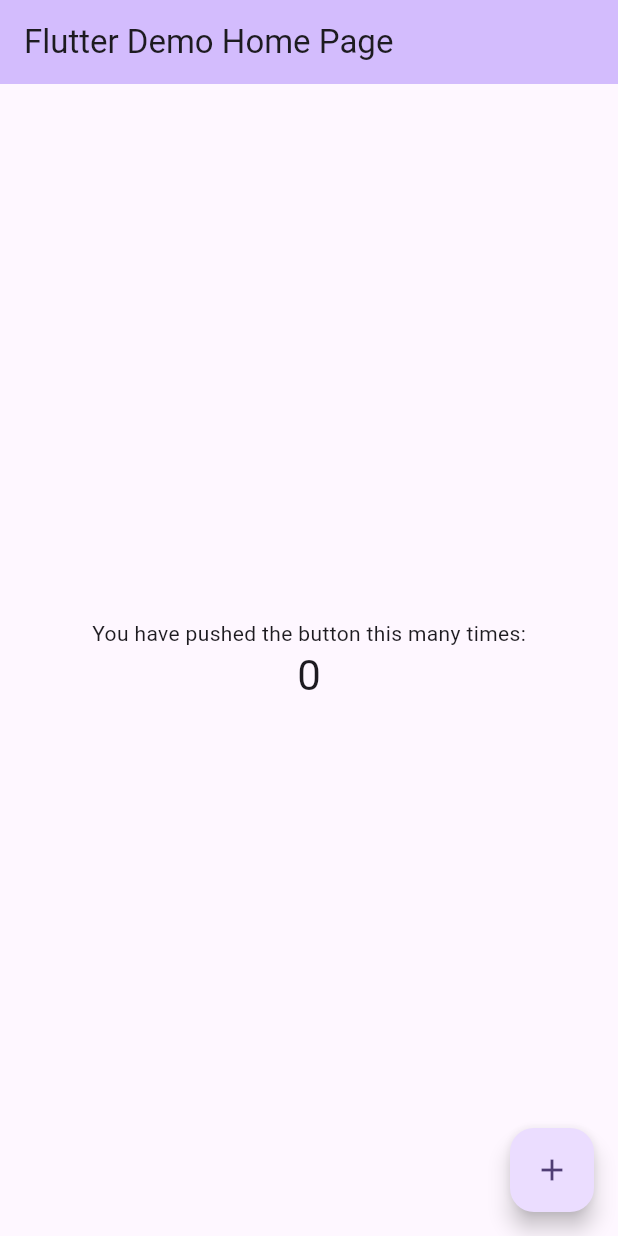
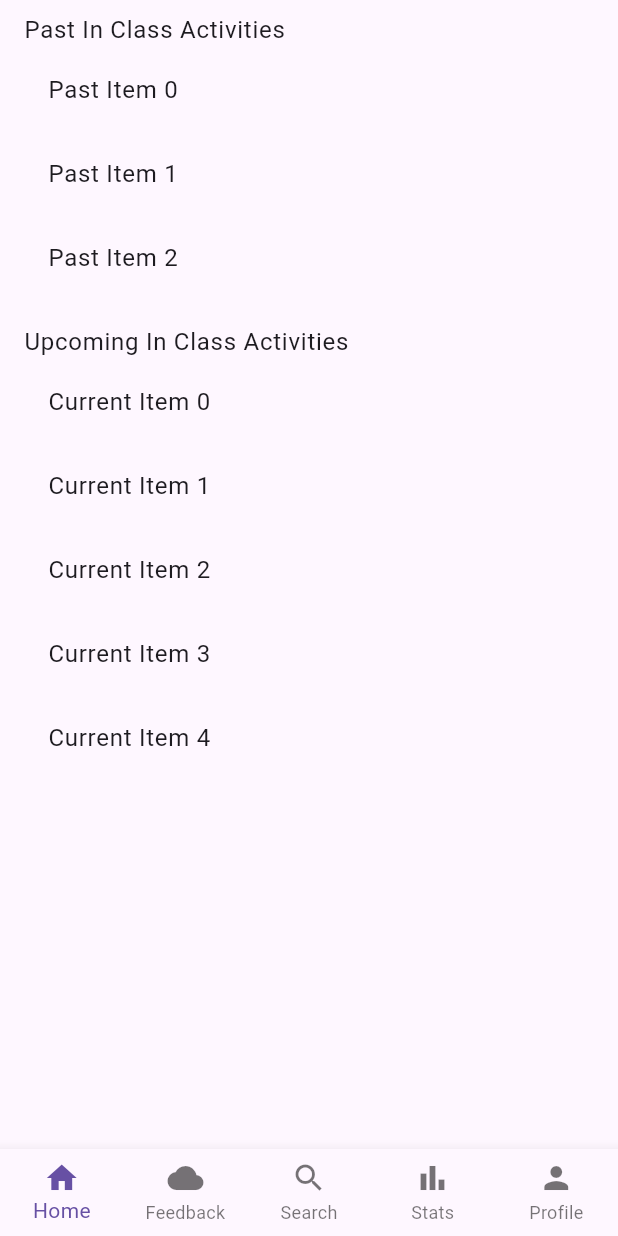
Before and after one commit to BasantaPoudel/feedback-flow-ai, a Flutter app: the screen it shows after launch, on a phone screen of 412 x 824 dp. Run offline on Flutter 3.47's test engine with Material 3 defaults, Android fonts, the phone set to English and light mode, and no system bars.

Commit message:
Add autogenerated layout for main screen

```diff
--- a/lib/main.dart
+++ b/lib/main.dart
@@ -5,121 +5,145 @@
 }
 
 class MyApp extends StatelessWidget {
-  const MyApp({super.key});
+  const MyApp({Key? key}) : super(key: key);
 
-  // This widget is the root of your application.
   @override
   Widget build(BuildContext context) {
     return MaterialApp(
-      title: 'Flutter Demo',
+      title: 'Feedback Flow App',
       theme: ThemeData(
-        // This is the theme of your application.
-        //
-        // TRY THIS: Try running your application with "flutter run". You'll see
-        // the application has a purple toolbar. Then, without quitting the app,
-        // try changing the seedColor in the colorScheme below to Colors.green
-        // and then invoke "hot reload" (save your changes or press the "hot
-        // reload" button in a Flutter-supported IDE, or press "r" if you used
-        // the command line to start the app).
-        //
-        // Notice that the counter didn't reset back to zero; the application
-        // state is not lost during the reload. To reset the state, use hot
-        // restart instead.
-        //
-        // This works for code too, not just values: Most code changes can be
-        // tested with just a hot reload.
-        colorScheme: ColorScheme.fromSeed(seedColor: Colors.deepPurple),
-        useMaterial3: true,
+        primarySwatch: Colors.blue,
       ),
-      home: const MyHomePage(title: 'Flutter Demo Home Page'),
+      home: const MyHomePage(),
     );
   }
 }
 
 class MyHomePage extends StatefulWidget {
-  const MyHomePage({super.key, required this.title});
-
-  // This widget is the home page of your application. It is stateful, meaning
-  // that it has a State object (defined below) that contains fields that affect
-  // how it looks.
-
-  // This class is the configuration for the state. It holds the values (in this
-  // case the title) provided by the parent (in this case the App widget) and
-  // used by the build method of the State. Fields in a Widget subclass are
-  // always marked "final".
-
-  final String title;
+  const MyHomePage({Key? key}) : super(key: key);
 
   @override
-  State<MyHomePage> createState() => _MyHomePageState();
+  _MyHomePageState createState() => _MyHomePageState();
 }
 
 class _MyHomePageState extends State<MyHomePage> {
-  int _counter = 0;
+  int _currentIndex = 0;
 
-  void _incrementCounter() {
+  final List<Widget> _children = [
+    Home(),
+    FeedBack(),
+    Search(),
+    Stats(),
+    Profile(),
+  ];
+
+  void onTabTapped(int index) {
     setState(() {
-      // This call to setState tells the Flutter framework that something has
-      // changed in this State, which causes it to rerun the build method below
-      // so that the display can reflect the updated values. If we changed
-      // _counter without calling setState(), then the build method would not be
-      // called again, and so nothing would appear to happen.
-      _counter++;
+      _currentIndex = index;
     });
   }
 
   @override
   Widget build(BuildContext context) {
-    // This method is rerun every time setState is called, for instance as done
-    // by the _incrementCounter method above.
-    //
-    // The Flutter framework has been optimized to make rerunning build methods
-    // fast, so that you can just rebuild anything that needs updating rather
-    // than having to individually change instances of widgets.
     return Scaffold(
-      appBar: AppBar(
-        // TRY THIS: Try changing the color here to a specific color (to
-        // Colors.amber, perhaps?) and trigger a hot reload to see the AppBar
-        // change color while the other colors stay the same.
-        backgroundColor: Theme.of(context).colorScheme.inversePrimary,
-        // Here we take the value from the MyHomePage object that was created by
-        // the App.build method, and use it to set our appbar title.
-        title: Text(widget.title),
+      body: _children[_currentIndex],
+      bottomNavigationBar: BottomNavigationBar(
+        onTap: onTabTapped,
+        currentIndex: _currentIndex,
+        type: BottomNavigationBarType.fixed,
+        items: const [
+          BottomNavigationBarItem(
+            icon: Icon(Icons.home),
+            label: 'Home',
+          ),
+          BottomNavigationBarItem(
+            icon: Icon(Icons.cloud),
+            label: 'Feedback',
+          ),
+          BottomNavigationBarItem(
+            icon: Icon(Icons.search),
+            label: 'Search',
+          ),
+          BottomNavigationBarItem(
+            icon: Icon(Icons.bar_chart),
+            label: 'Stats',
+          ),
+          BottomNavigationBarItem(
+            icon: Icon(Icons.person),
+            label: 'Profile',
+          ),
+        ],
       ),
-      body: Center(
-        // Center is a layout widget. It takes a single child and positions it
-        // in the middle of the parent.
-        child: Column(
-          // Column is also a layout widget. It takes a list of children and
-          // arranges them vertically. By default, it sizes itself to fit its
-          // children horizontally, and tries to be as tall as its parent.
-          //
-          // Column has various properties to control how it sizes itself and
-          // how it positions its children. Here we use mainAxisAlignment to
-          // center the children vertically; the main axis here is the vertical
-          // axis because Columns are vertical (the cross axis would be
-          // horizontal).
-          //
-          // TRY THIS: Invoke "debug painting" (choose the "Toggle Debug Paint"
-          // action in the IDE, or press "p" in the console), to see the
-          // wireframe for each widget.
-          mainAxisAlignment: MainAxisAlignment.center,
-          children: <Widget>[
-            const Text(
-              'You have pushed the button this many times:',
-            ),
-            Text(
-              '$_counter',
-              style: Theme.of(context).textTheme.headlineMedium,
-            ),
-          ],
-        ),
-      ),
-      floatingActionButton: FloatingActionButton(
-        onPressed: _incrementCounter,
-        tooltip: 'Increment',
-        child: const Icon(Icons.add),
-      ), // This trailing comma makes auto-formatting nicer for build methods.
     );
   }
 }
+
+class Home extends StatelessWidget {
+  @override
+  Widget build(BuildContext context) {
+    return ListView(
+      children: <Widget>[
+        ListTile(
+          title: Text('Past In Class Activities'),
+          subtitle: ListView.builder(
+            shrinkWrap: true,
+            physics: NeverScrollableScrollPhysics(),
+            itemCount: 3, // replace with your actual list length
+            itemBuilder: (BuildContext context, int index) {
+              return ListTile(
+                title: Text('Past Item $index'),
+                onTap: () {
+                  // handle your item click here
+                },
+              );
+            },
+          ),
+        ),
+        ListTile(
+          title: Text('Upcoming In Class Activities'),
+          subtitle: ListView.builder(
+            shrinkWrap: true,
+            physics: NeverScrollableScrollPhysics(),
+            itemCount: 5, // replace with your actual list length
+            itemBuilder: (BuildContext context, int index) {
+              return ListTile(
+                title: Text('Current Item $index'),
+                onTap: () {
+                  // handle your item click here
+                },
+              );
+            },
+          ),
+        ),
+      ],
+    );
+  }
+}
+
+class FeedBack extends StatelessWidget {
+  @override
+  Widget build(BuildContext context) {
+    return const Center(child: Text('FeedBack'));
+  }
+}
+
+class Search extends StatelessWidget {
+  @override
+  Widget build(BuildContext context) {
+    return const Center(child: Text('Search'));
+  }
+}
+
+class Stats extends StatelessWidget {
+  @override
+  Widget build(BuildContext context) {
+    return const Center(child: Text('Stats'));
+  }
+}
+
+class Profile extends StatelessWidget {
+  @override
+  Widget build(BuildContext context) {
+    return const Center(child: Text('Profile'));
+  }
+}
```
Also changed, not shown: pubspec.yaml (+11 -0 lines), 1 other file.
